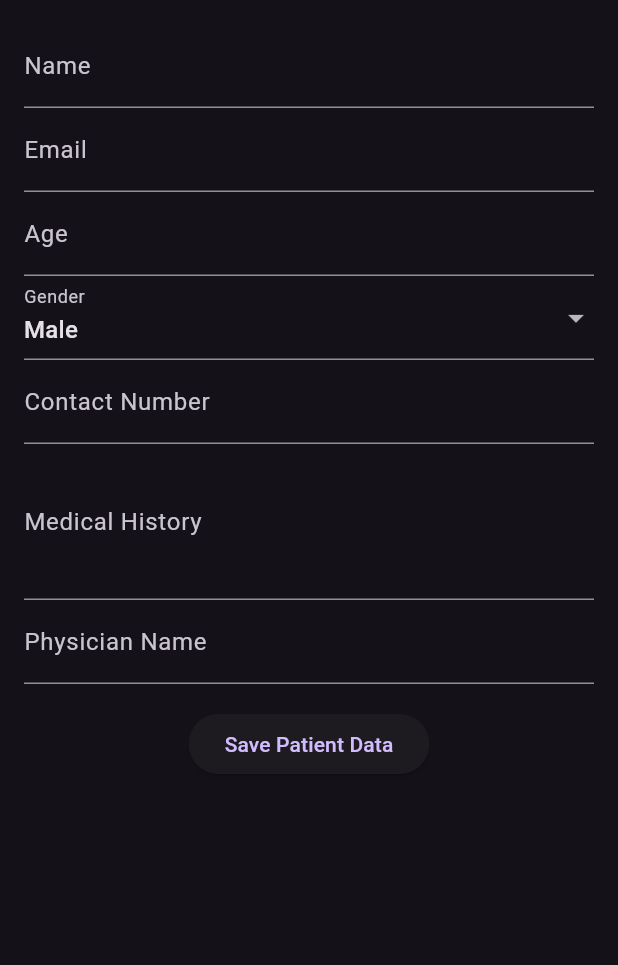
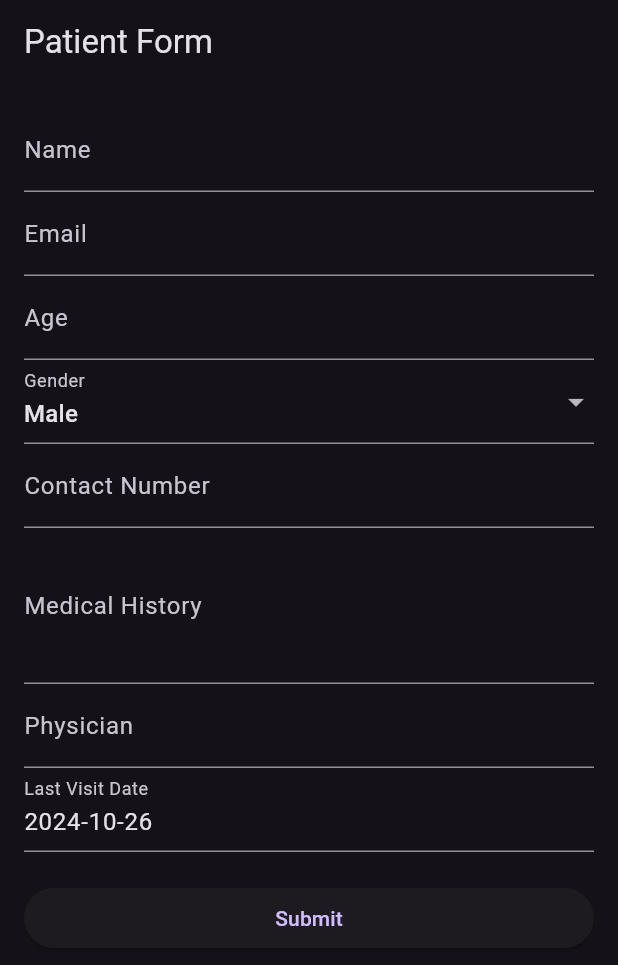
Before and after one commit to Agile-Avenger/app, a Flutter app: the PatientForm screen opened directly with empty values, on a phone screen of 412 x 824 dp. Shown: the top 965 px of the screen. Run offline on Flutter 3.47's test engine with Material 3 defaults, Android fonts, the phone set to English and light mode, and no system bars; our stand-ins replace file_picker, firebase_auth, firebase_core, flutter_animate, font_awesome_flutter, google_sign_in; accounts and stored records are empty; network calls fail.

Commit message:
add patient form

```diff
--- a/flutter_frontend/lib/pages/patient_form.dart
+++ b/flutter_frontend/lib/pages/patient_form.dart
@@ -1,13 +1,12 @@
 import 'package:flutter/material.dart';
-import 'package:intl/intl.dart';
-import 'package:cloud_firestore/cloud_firestore.dart';
-import 'package:firebase_auth/firebase_auth.dart';
+import 'package:intl/intl.dart'; // Import for date formatting
 
 class PatientForm extends StatefulWidget {
-  final String email; // Add email parameter
-  final String name; // Add name parameter
+  final String userEmail;
+  final String userName;
 
-  PatientForm({required this.email, required this.name});
+  // Constructor to accept the user's email and name
+  PatientForm({required this.userEmail, required this.userName});
 
   @override
   _PatientFormState createState() => _PatientFormState();
@@ -15,108 +14,78 @@ class PatientForm extends StatefulWidget {
 
 class _PatientFormState extends State<PatientForm> {
   final _formKey = GlobalKey<FormState>();
-  final TextEditingController _nameController = TextEditingController();
-  final TextEditingController _emailController = TextEditingController();
-  final TextEditingController _ageController = TextEditingController();
-  final TextEditingController _numberController = TextEditingController();
-  final TextEditingController _medicalHistoryController =
-      TextEditingController();
-  final TextEditingController _physicianController = TextEditingController();
+  late String name;
+  late String email;
+  int age = 0;
+  String gender = 'Male';
+  String number = '';
+  String medicalHistory = '';
+  String physician = '';
   DateTime lastVisit = DateTime.now();
-  String gender = 'Male';
 
   @override
   void initState() {
     super.initState();
-    // Pre-fill name and email fields
-    _nameController.text = widget.name;
-    _emailController.text = widget.email;
-  }
-
-  Future<void> _savePatientData() async {
-    User? user = FirebaseAuth.instance.currentUser;
-    if (user != null) {
-      try {
-        await FirebaseFirestore.instance
-            .collection('patients')
-            .doc(user.uid)
-            .set({
-          'name': _nameController.text.trim(),
-          'email': _emailController.text.trim(),
-          'age': int.tryParse(_ageController.text) ?? 0,
-          'gender': gender,
-          'number': _numberController.text.trim(),
-          'medicalHistory': _medicalHistoryController.text.trim(),
-          'physician': _physicianController.text.trim(),
-          'lastVisit': lastVisit,
-        });
-        print('Patient data saved successfully!');
-        _showSnackbar('Patient data saved successfully!');
-        _clearForm();
-      } catch (e) {
-        print('Error saving patient data: $e');
-        _showSnackbar('Error saving patient data: $e');
-      }
-    } else {
-      _showSnackbar('No user is currently logged in.');
-    }
-  }
-
-  void _clearForm() {
-    _nameController.clear();
-    _emailController.clear();
-    _ageController.clear();
-    _numberController.clear();
-    _medicalHistoryController.clear();
-    _physicianController.clear();
-    setState(() {
-      gender = 'Male';
-      lastVisit = DateTime.now();
-    });
-  }
-
-  void _showSnackbar(String message) {
-    ScaffoldMessenger.of(context)
-        .showSnackBar(SnackBar(content: Text(message)));
+    name = widget.userName; // Set default name from login
+    email = widget.userEmail; // Set default email from login
   }
 
   @override
   Widget build(BuildContext context) {
-    return Padding(
+    return Scaffold(
+      appBar: AppBar(title: const Text('Patient Form')),
+      body: Padding(
         padding: const EdgeInsets.all(16.0),
         child: Form(
           key: _formKey,
-        child: Column(
+          child: ListView(
             children: [
               TextFormField(
-              controller: _nameController,
-              decoration: InputDecoration(labelText: 'Name'),
-              validator: (value) => value == null || value.isEmpty
-                  ? 'Please enter your name'
-                  : null,
+                initialValue: name,
+                decoration: const InputDecoration(labelText: 'Name'),
+                validator: (value) {
+                  if (value == null || value.isEmpty) {
+                    return 'Please enter your name';
+                  }
+                  return null;
+                },
+                onChanged: (value) {
+                  name = value;
+                },
               ),
               TextFormField(
-              controller: _emailController,
-              decoration: InputDecoration(labelText: 'Email'),
-              validator: (value) => value == null ||
+                initialValue: email,
+                decoration: const InputDecoration(labelText: 'Email'),
+                validator: (value) {
+                  if (value == null ||
                       value.isEmpty ||
-                      !RegExp(r'\S+@\S+\.\S+').hasMatch(value)
-                  ? 'Please enter a valid email'
-                  : null,
+                      !RegExp(r'\S+@\S+\.\S+').hasMatch(value)) {
+                    return 'Please enter a valid email';
+                  }
+                  return null;
+                },
+                onChanged: (value) {
+                  email = value;
+                },
               ),
               TextFormField(
-              controller: _ageController,
-              decoration: InputDecoration(labelText: 'Age'),
+                decoration: const InputDecoration(labelText: 'Age'),
                 keyboardType: TextInputType.number,
-              validator: (value) => value == null || value.isEmpty
-                  ? 'Please enter your age'
-                  : null,
+                validator: (value) {
+                  if (value == null || value.isEmpty) {
+                    return 'Please enter your age';
+                  }
+                  return null;
+                },
+                onChanged: (value) {
+                  age = int.tryParse(value) ?? 0;
+                },
               ),
               DropdownButtonFormField<String>(
                 value: gender,
-              decoration: InputDecoration(labelText: 'Gender'),
-              items: ['Male', 'Female', 'Other']
-                  .map<DropdownMenuItem<String>>((value) {
+                decoration: const InputDecoration(labelText: 'Gender'),
+                items: <String>['Male', 'Female', 'Other']
+                    .map<DropdownMenuItem<String>>((String value) {
                   return DropdownMenuItem<String>(
                     value: value,
                     child: Text(value),
@@ -129,32 +98,78 @@ class _PatientFormState extends State<PatientForm> {
                 },
               ),
               TextFormField(
-              controller: _numberController,
-              decoration: InputDecoration(labelText: 'Contact Number'),
+                decoration: const InputDecoration(labelText: 'Contact Number'),
                 keyboardType: TextInputType.phone,
-              validator: (value) => value == null || value.isEmpty
-                  ? 'Please enter your contact number'
-                  : null,
+                validator: (value) {
+                  if (value == null || value.isEmpty) {
+                    return 'Please enter your contact number';
+                  }
+                  return null;
+                },
+                onChanged: (value) {
+                  number = value;
+                },
               ),
               TextFormField(
-              controller: _medicalHistoryController,
-              decoration: InputDecoration(labelText: 'Medical History'),
+                decoration: const InputDecoration(labelText: 'Medical History'),
                 maxLines: 3,
+                validator: (value) {
+                  if (value == null || value.isEmpty) {
+                    return 'Please enter your medical history';
+                  }
+                  return null;
+                },
+                onChanged: (value) {
+                  medicalHistory = value;
+                },
               ),
               TextFormField(
-              controller: _physicianController,
-              decoration: InputDecoration(labelText: 'Physician Name'),
+                decoration: const InputDecoration(labelText: 'Physician'),
+                validator: (value) {
+                  if (value == null || value.isEmpty) {
+                    return 'Please enter your physician\'s name';
+                  }
+                  return null;
+                },
+                onChanged: (value) {
+                  physician = value;
+                },
               ),
-            SizedBox(height: 16),
+              TextFormField(
+                decoration: const InputDecoration(labelText: 'Last Visit Date'),
+                readOnly: true,
+                onTap: () async {
+                  DateTime? pickedDate = await showDatePicker(
+                    context: context,
+                    initialDate: lastVisit,
+                    firstDate: DateTime(2000),
+                    lastDate: DateTime.now(),
+                  );
+                  if (pickedDate != null && pickedDate != lastVisit) {
+                    setState(() {
+                      lastVisit = pickedDate;
+                    });
+                  }
+                },
+                controller: TextEditingController(
+                  text: DateFormat('yyyy-MM-dd').format(lastVisit),
+                ),
+              ),
+              const SizedBox(height: 20),
               ElevatedButton(
                 onPressed: () {
                   if (_formKey.currentState!.validate()) {
-                  _savePatientData();
+                    // Process data (e.g., save to database)
+                    print(
+                        'Name: $name, Email: $email, Age: $age, Gender: $gender, '
+                        'Number: $number, Medical History: $medicalHistory, Physician: $physician, '
+                        'Last Visit: ${DateFormat('yyyy-MM-dd').format(lastVisit)}');
                   }
                 },
-              child: Text('Save Patient Data'),
+                child: const Text('Submit'),
               ),
             ],
+          ),
         ),
       ),
     );
```
Also changed, not shown: flutter_frontend/lib/pages/login_screen.dart (+27 -6 lines). Lines whose indentation alone changed are shown as unchanged.
